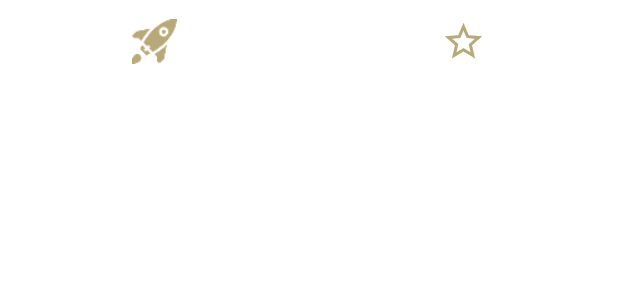
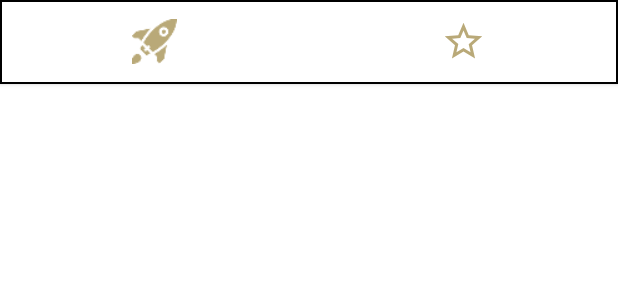
Before and after one commit to muminosman/96c0491777659667e4276631a5f95cd1, an Android app: the layout toolbar_main_bottom.xml on its own in the app's theme, with its tools: preview values and no code run, on a phone screen of 412 x 824 dp. Shown: the top 300 px of the screen. Run offline under Robolectric (Android 15) with nearby library versions, the phone set to English and light mode, and no system bars; network calls fail.

```diff
--- a/app/src/main/res/layout/favori_listesi_fragment.xml
+++ b/app/src/main/res/layout/favori_listesi_fragment.xml
@@ -35,6 +35,8 @@
         android:layout_width="match_parent"
         android:layout_height="0dp"
         app:layout_constraintBottom_toBottomOf="parent"
+        android:paddingBottom="150dp"
+        android:clipToPadding="false"
         app:layout_constraintEnd_toEndOf="parent"
         tools:listitem="@layout/recyclerview_favori_istasyon"
         app:layout_constraintStart_toStartOf="parent"
--- a/app/src/main/res/layout/toolbar_main_bottom.xml
+++ b/app/src/main/res/layout/toolbar_main_bottom.xml
@@ -5,11 +5,13 @@
     android:id="@+id/bottom_toolbar"
     android:layout_width="match_parent"
     android:layout_height="?attr/actionBarSize"
+    android:background="@drawable/bg_tv"
+    android:elevation="2dp"
+    android:padding="2dp"
     app:contentInsetEnd="0dp"
     app:contentInsetLeft="0dp"
     app:contentInsetRight="0dp"
     app:contentInsetStart="0dp"
-    android:padding="2dp"
     app:theme="@style/Base.Theme.AppCompat.CompactMenu">
 
     <LinearLayout
@@ -33,9 +35,9 @@
             android:layout_height="30dp"
             android:layout_gravity="center"
             android:layout_weight="2.0"
-            android:tint="@color/altin"
             android:background="?attr/selectableItemBackgroundBorderless"
             android:src="@drawable/ic_favori"
+            android:tint="@color/altin"
             android:visibility="visible"
             tools:ignore="ContentDescription" />
 
```
Also changed, not shown: app/src/main/res/layout/layout_favori_listesi.xml (deleted, +0 -20 lines).
